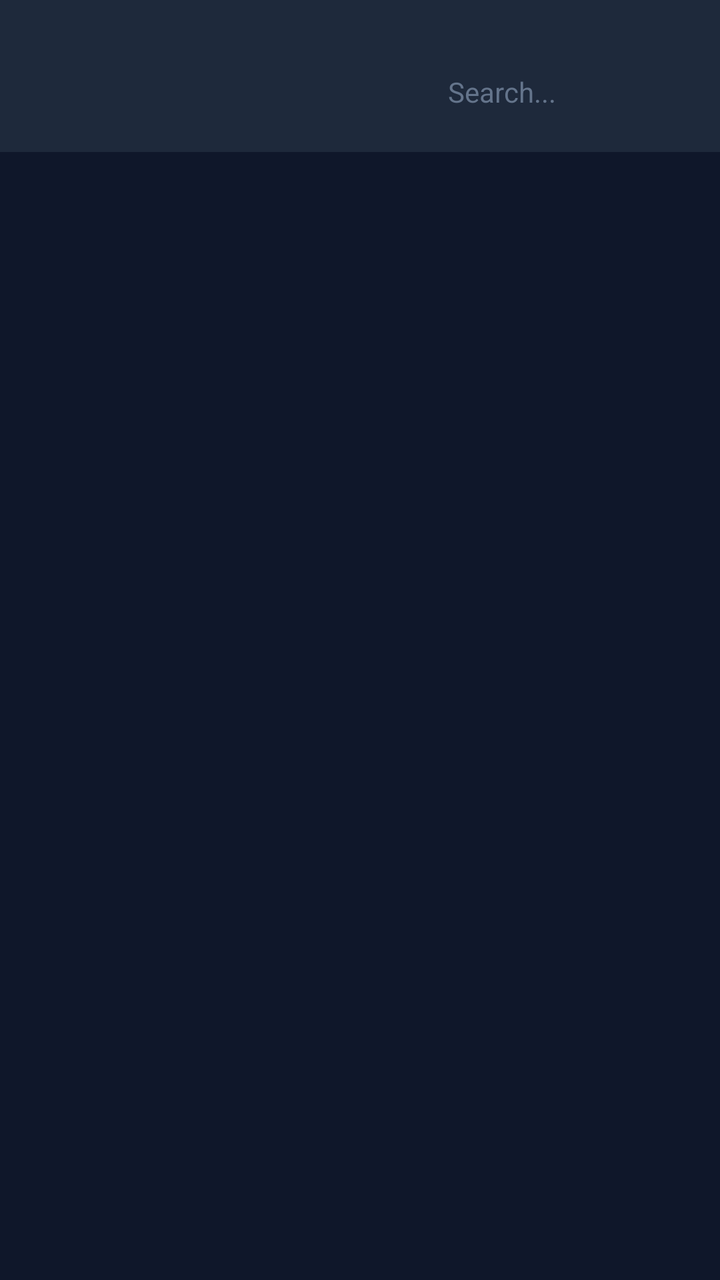
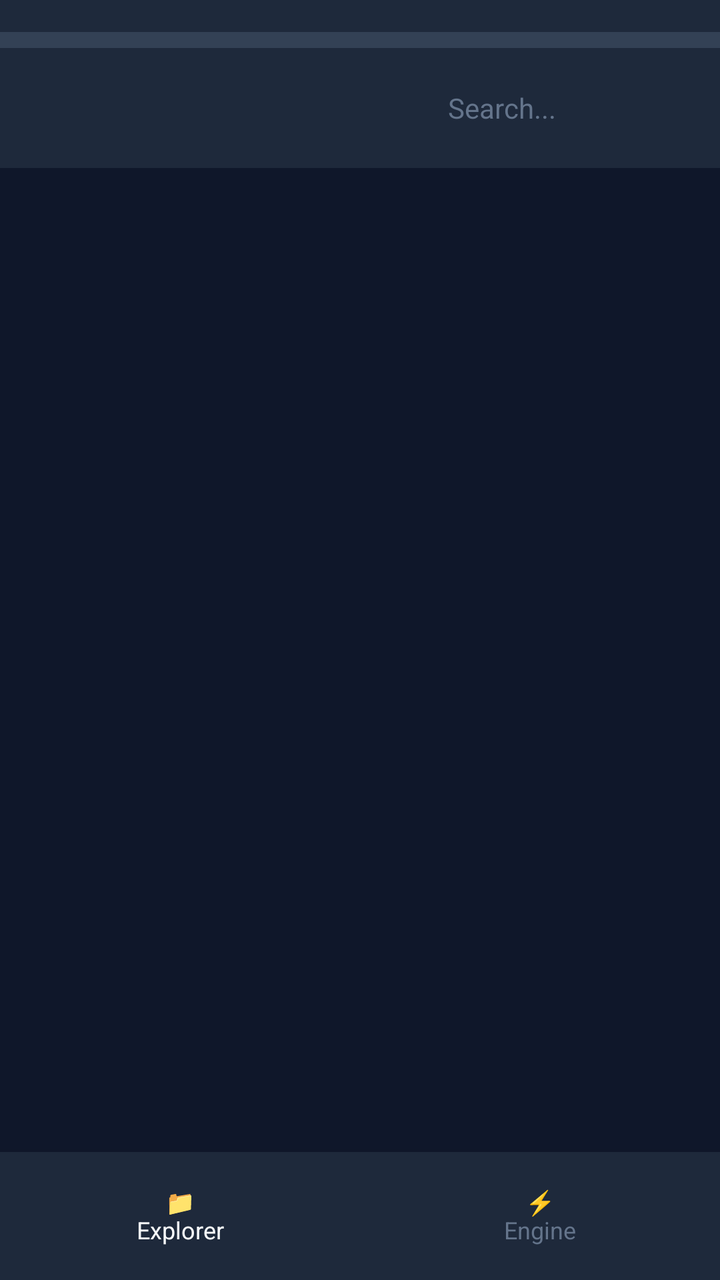

An Android layout rendered at two revisions. The XML below is the earlier revision; the diff shows what the commit changed to produce the second picture.
<!-- AndroidManifest.xml: application theme android:Theme.DeviceDefault.NoActionBar -->
<!-- res/layout/activity_main.xml -->
<?xml version="1.0" encoding="utf-8"?>
<FrameLayout xmlns:android="http://schemas.android.com/apk/res/android"
    android:layout_width="match_parent" android:layout_height="match_parent">

    <LinearLayout
        android:id="@+id/mainContainer" android:layout_width="match_parent" android:layout_height="match_parent"
        android:orientation="vertical" android:background="#0f172a">

        <HorizontalScrollView android:layout_width="match_parent" android:layout_height="wrap_content" android:scrollbars="none" android:background="#1e293b">
            <LinearLayout android:id="@+id/tabsContainer" android:layout_width="wrap_content" android:layout_height="wrap_content" android:orientation="horizontal" android:padding="8dp" />
        </HorizontalScrollView>

        <LinearLayout android:id="@+id/headerContainer" android:layout_width="match_parent" android:layout_height="60dp"
            android:orientation="horizontal" android:background="#1e293b" android:padding="16dp" android:gravity="center_vertical">
            <TextView android:id="@+id/pathText" android:layout_width="0dp" android:layout_height="wrap_content"
                android:layout_weight="1" android:textColor="#f8fafc" android:textSize="14sp" android:textStyle="bold" android:maxLines="1" android:ellipsize="start" />
            <EditText android:id="@+id/searchInput" android:layout_width="120dp" android:layout_height="wrap_content"
                android:layout_marginStart="8dp" android:textColor="#f8fafc" android:textSize="14sp" android:hint="Search..." android:textColorHint="#64748b" android:background="@null" android:singleLine="true" android:imeOptions="actionSearch" />
        </LinearLayout>

        <androidx.recyclerview.widget.RecyclerView android:id="@+id/fileRecyclerView" android:layout_width="match_parent"
            android:layout_height="0dp" android:layout_weight="1" />
    </LinearLayout>

    <View android:id="@+id/eyeStrainOverlay" android:layout_width="match_parent" android:layout_height="match_parent"
        android:background="#26FFA500" android:visibility="gone" android:clickable="false" android:focusable="false" />
</FrameLayout>
<!-- resources referenced by this layout -->
<resources>

</resources>

<!-- the commit's change to res/layout/activity_main.xml (unified diff, before → after) -->
@@ -1,27 +1,68 @@
 <?xml version="1.0" encoding="utf-8"?>
-<FrameLayout xmlns:android="http://schemas.android.com/apk/res/android"
-    android:layout_width="match_parent" android:layout_height="match_parent">
+<LinearLayout xmlns:android="http://schemas.android.com/apk/res/android"
+    android:layout_width="match_parent" android:layout_height="match_parent"
+    android:orientation="vertical" android:background="#0f172a">
 
-    <LinearLayout
-        android:id="@+id/mainContainer" android:layout_width="match_parent" android:layout_height="match_parent"
-        android:orientation="vertical" android:background="#0f172a">
+    <FrameLayout android:layout_width="match_parent" android:layout_height="0dp" android:layout_weight="1">
 
-        <HorizontalScrollView android:layout_width="match_parent" android:layout_height="wrap_content" android:scrollbars="none" android:background="#1e293b">
-            <LinearLayout android:id="@+id/tabsContainer" android:layout_width="wrap_content" android:layout_height="wrap_content" android:orientation="horizontal" android:padding="8dp" />
-        </HorizontalScrollView>
+        
+        <LinearLayout
+            android:id="@+id/mainContainer" android:layout_width="match_parent" android:layout_height="match_parent"
+            android:orientation="vertical">
 
-        <LinearLayout android:id="@+id/headerContainer" android:layout_width="match_parent" android:layout_height="60dp"
-            android:orientation="horizontal" android:background="#1e293b" android:padding="16dp" android:gravity="center_vertical">
-            <TextView android:id="@+id/pathText" android:layout_width="0dp" android:layout_height="wrap_content"
-                android:layout_weight="1" android:textColor="#f8fafc" android:textSize="14sp" android:textStyle="bold" android:maxLines="1" android:ellipsize="start" />
-            <EditText android:id="@+id/searchInput" android:layout_width="120dp" android:layout_height="wrap_content"
-                android:layout_marginStart="8dp" android:textColor="#f8fafc" android:textSize="14sp" android:hint="Search..." android:textColorHint="#64748b" android:background="@null" android:singleLine="true" android:imeOptions="actionSearch" />
+            <HorizontalScrollView android:layout_width="match_parent" android:layout_height="wrap_content" android:scrollbars="none" android:background="#1e293b">
+                <LinearLayout android:id="@+id/tabsContainer" android:layout_width="wrap_content" android:layout_height="wrap_content" android:orientation="horizontal" android:padding="8dp" />
+            </HorizontalScrollView>
+            
+            
+            <HorizontalScrollView android:layout_width="match_parent" android:layout_height="wrap_content" android:scrollbars="none" android:background="#334155">
+                <LinearLayout android:id="@+id/bookmarksContainer" android:layout_width="wrap_content" android:layout_height="wrap_content" android:orientation="horizontal" android:padding="4dp" />
+            </HorizontalScrollView>
+
+            <LinearLayout android:id="@+id/headerContainer" android:layout_width="match_parent" android:layout_height="60dp"
+                android:orientation="horizontal" android:background="#1e293b" android:padding="16dp" android:gravity="center_vertical">
+                <TextView android:id="@+id/pathText" android:layout_width="0dp" android:layout_height="wrap_content"
+                    android:layout_weight="1" android:textColor="#f8fafc" android:textSize="14sp" android:textStyle="bold" android:maxLines="1" android:ellipsize="start" />
+                <EditText android:id="@+id/searchInput" android:layout_width="120dp" android:layout_height="wrap_content"
+                    android:layout_marginStart="8dp" android:textColor="#f8fafc" android:textSize="14sp" android:hint="Search..." android:textColorHint="#64748b" android:background="@null" android:singleLine="true" android:imeOptions="actionSearch" />
+            </LinearLayout>
+
+            <androidx.recyclerview.widget.RecyclerView android:id="@+id/fileRecyclerView" android:layout_width="match_parent"
+                android:layout_height="0dp" android:layout_weight="1" />
         </LinearLayout>
 
-        <androidx.recyclerview.widget.RecyclerView android:id="@+id/fileRecyclerView" android:layout_width="match_parent"
-            android:layout_height="0dp" android:layout_weight="1" />
+        
+        <LinearLayout
+            android:id="@+id/dashboardContainer" android:layout_width="match_parent" android:layout_height="match_parent"
+            android:orientation="vertical" android:visibility="gone">
+
+            <LinearLayout android:layout_width="match_parent" android:layout_height="60dp"
+                android:orientation="horizontal" android:background="#1e293b" android:padding="16dp" android:gravity="center_vertical">
+                <TextView android:layout_width="0dp" android:layout_height="wrap_content"
+                    android:layout_weight="1" android:textColor="#f8fafc" android:textSize="18sp" android:textStyle="bold" android:text="JS Engine Dashboard" />
+                <TextView android:id="@+id/btnNewScript" android:layout_width="wrap_content" android:layout_height="wrap_content"
+                    android:textColor="#3b82f6" android:textSize="14sp" android:textStyle="bold" android:text="+ NEW SCRIPT" android:padding="8dp" />
+            </LinearLayout>
+            
+            <TextView android:layout_width="match_parent" android:layout_height="wrap_content"
+                android:textColor="#94a3b8" android:textSize="12sp" android:text="PolymathExtensions/ (Modular Scripts)" android:paddingHorizontal="16dp" android:paddingVertical="8dp" android:background="#0f172a" />
+
+            <androidx.recyclerview.widget.RecyclerView android:id="@+id/scriptRecyclerView" android:layout_width="match_parent"
+                android:layout_height="0dp" android:layout_weight="1" android:padding="8dp"/>
+        </LinearLayout>
+
+        <View android:id="@+id/eyeStrainOverlay" android:layout_width="match_parent" android:layout_height="match_parent"
+            android:background="#26FFA500" android:visibility="gone" android:clickable="false" android:focusable="false" />
+
+    </FrameLayout>
+
+    
+    <LinearLayout android:layout_width="match_parent" android:layout_height="64dp"
+        android:orientation="horizontal" android:background="#1e293b" android:elevation="8dp">
+        <TextView android:id="@+id/navFileExplorer" android:layout_width="0dp" android:layout_height="match_parent"
+            android:layout_weight="1" android:gravity="center" android:text="📁\nExplorer" android:textColor="#f8fafc" android:textSize="12sp" android:background="?android:attr/selectableItemBackground" />
+        <TextView android:id="@+id/navJsEngine" android:layout_width="0dp" android:layout_height="match_parent"
+            android:layout_weight="1" android:gravity="center" android:text="⚡\nEngine" android:textColor="#64748b" android:textSize="12sp" android:background="?android:attr/selectableItemBackground" />
     </LinearLayout>
 
-    <View android:id="@+id/eyeStrainOverlay" android:layout_width="match_parent" android:layout_height="match_parent"
-        android:background="#26FFA500" android:visibility="gone" android:clickable="false" android:focusable="false" />
-</FrameLayout>
+</LinearLayout>
